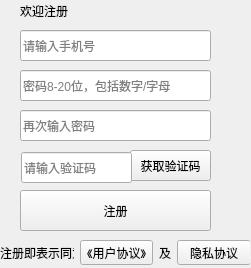
Qt form register.ui (lqp1229226252/BCICollectSubsystem) before a commit.
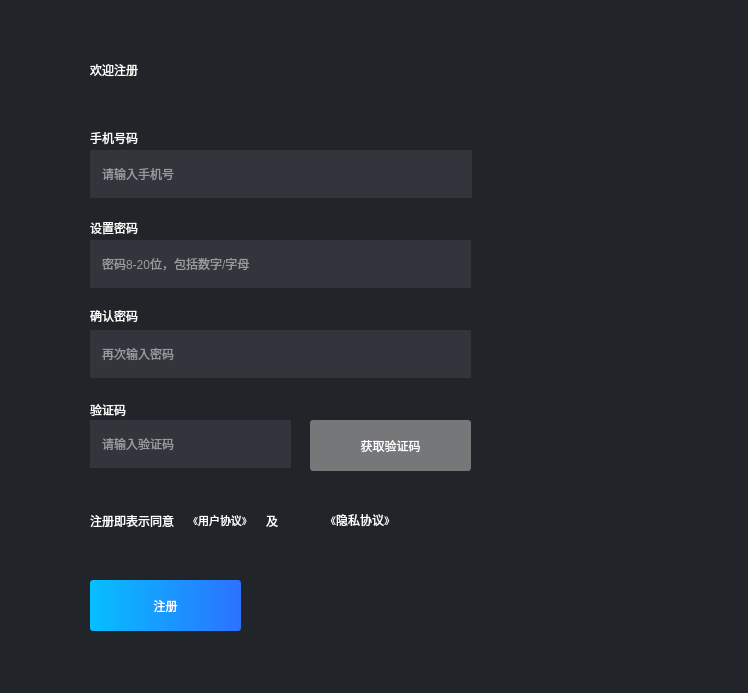
The same form after that commit.

Commit message: 登录界面的初始化，注册在mysql上

Diff of the .ui file:
```diff
--- a/register.ui
+++ b/register.ui
@@ -6,38 +6,72 @@
    <rect>
     <x>0</x>
     <y>0</y>
-    <width>251</width>
-    <height>268</height>
+    <width>748</width>
+    <height>693</height>
    </rect>
   </property>
   <property name="windowTitle">
-   <string>Form</string>
+   <string>创建您的账户</string>
+  </property>
+  <property name="styleSheet">
+   <string notr="true">*{
+	background-color: rgb(33, 36, 41);
+color:rgb(255, 255, 255);
+font: 8pt &quot;微软雅黑&quot;;
+}
+
+QLineEdit{
+	font: 10pt &quot;微软雅黑&quot;;
+	padding:10px;
+	background-color: rgb(50, 53, 60);
+	border: 0px;
+}
+
+QPushButton{
+	background-color: rgb(118, 119, 121);
+}</string>
   </property>
   <widget class="QLabel" name="label">
    <property name="geometry">
     <rect>
-     <x>20</x>
-     <y>0</y>
-     <width>91</width>
-     <height>21</height>
+     <x>90</x>
+     <y>40</y>
+     <width>201</width>
+     <height>61</height>
     </rect>
    </property>
    <property name="styleSheet">
     <string notr="true">font: 12pt &quot;Adobe 黑体 Std R&quot;;</string>
    </property>
    <property name="text">
-    <string>欢迎注册</string>
+    <string>&lt;html&gt;&lt;head/&gt;&lt;body&gt;&lt;p&gt;欢迎注册&lt;/p&gt;&lt;/body&gt;&lt;/html&gt;</string>
    </property>
   </widget>
   <widget class="QPushButton" name="pushButton_getVerification">
    <property name="geometry">
     <rect>
-     <x>130</x>
-     <y>150</y>
-     <width>81</width>
-     <height>31</height>
+     <x>310</x>
+     <y>420</y>
+     <width>161</width>
+     <height>51</height>
     </rect>
    </property>
+   <property name="styleSheet">
+    <string notr="true">
+QPushButton#pushButton_getVerification{
+	
+	background-color: rgb(118, 119, 121);
+	color: rgb(255, 255, 255);
+	border-radius:3px;		
+	font: 10pt &quot;Adobe 黑体 Std R&quot;;
+}
+QPushButton#pushButton_getVerification:pressed{
+	
+	background-color:rgb(140, 141, 143);
+	border-radius:3px;	
+	font: 10pt &quot;Adobe 黑体 Std R&quot;;
+}</string>
+   </property>
    <property name="text">
     <string>获取验证码</string>
    </property>
@@ -45,10 +79,10 @@
   <widget class="QWidget" name="layoutWidget">
    <property name="geometry">
     <rect>
-     <x>0</x>
-     <y>240</y>
-     <width>250</width>
-     <height>25</height>
+     <x>90</x>
+     <y>500</y>
+     <width>310</width>
+     <height>41</height>
     </rect>
    </property>
    <layout class="QHBoxLayout" name="horizontalLayout">
@@ -64,6 +98,15 @@
     </item>
     <item>
      <widget class="QPushButton" name="pushButton_userAgree">
+      <property name="font">
+       <font>
+        <family>微软雅黑</family>
+        <pointsize>8</pointsize>
+        <weight>9</weight>
+        <italic>false</italic>
+        <bold>false</bold>
+       </font>
+      </property>
       <property name="styleSheet">
        <string notr="true">font: 25 7.8pt &quot;Adobe 宋体 Std L&quot;;
 QPushButton
@@ -74,6 +117,9 @@
       <property name="text">
        <string>《用户协议》</string>
       </property>
+      <property name="flat">
+       <bool>true</bool>
+      </property>
      </widget>
     </item>
     <item>
@@ -96,7 +142,10 @@
 }</string>
       </property>
       <property name="text">
-       <string>隐私协议</string>
+       <string>《隐私协议》</string>
+      </property>
+      <property name="flat">
+       <bool>true</bool>
       </property>
      </widget>
     </item>
@@ -105,10 +154,10 @@
   <widget class="QLineEdit" name="lineEdit_phone">
    <property name="geometry">
     <rect>
-     <x>20</x>
-     <y>30</y>
-     <width>191</width>
-     <height>31</height>
+     <x>90</x>
+     <y>150</y>
+     <width>382</width>
+     <height>48</height>
     </rect>
    </property>
    <property name="placeholderText">
@@ -118,14 +167,35 @@
   <widget class="QPushButton" name="pushButton_register">
    <property name="geometry">
     <rect>
-     <x>20</x>
-     <y>190</y>
-     <width>191</width>
-     <height>41</height>
+     <x>90</x>
+     <y>580</y>
+     <width>151</width>
+     <height>51</height>
     </rect>
    </property>
    <property name="styleSheet">
-    <string notr="true">font: 12pt &quot;Adobe 黑体 Std R&quot;;</string>
+    <string notr="true">
+QPushButton#pushButton_register{
+	background-color: qlineargradient(spread:pad, x1:0, y1:0, x2:1, y2:0, stop:0  rgb(6, 191, 255), stop:1 rgb(44, 114, 255) );
+	color: rgb(255, 255, 255);
+	border-radius:3px;		
+	font: 12pt &quot;Adobe 黑体 Std R&quot;;
+}
+QPushButton#pushButton_register:hover{
+	background-color: qlineargradient(spread:pad, x1:0, y1:0, x2:1, y2:0, stop:0  rgb(20, 204, 255), stop:1 rgb(11, 141, 255) );
+	border-style:none;
+	border-radius:3px;
+	font: 12pt &quot;Adobe 黑体 Std R&quot;;
+}
+
+QPushButton#pushButton_register:pressed{
+	
+	background-color: qlineargradient(spread:pad, x1:0, y1:0, x2:1, y2:0, stop:0  rgb(20, 204, 255), stop:0.5 rgb(5, 191, 255), stop:1 rgb(11, 141, 255) );
+	border-style:none;
+	border-radius:3px;	
+	font: 12pt &quot;Adobe 黑体 Std R&quot;;
+}
+</string>
    </property>
    <property name="text">
     <string>注册</string>
@@ -134,12 +204,15 @@
   <widget class="QLineEdit" name="lineEdit_verification">
    <property name="geometry">
     <rect>
-     <x>21</x>
-     <y>152</y>
-     <width>111</width>
-     <height>31</height>
+     <x>90</x>
+     <y>420</y>
+     <width>201</width>
+     <height>48</height>
     </rect>
    </property>
+   <property name="text">
+    <string/>
+   </property>
    <property name="placeholderText">
     <string>请输入验证码</string>
    </property>
@@ -147,12 +220,15 @@
   <widget class="QLineEdit" name="lineEdit_password">
    <property name="geometry">
     <rect>
-     <x>20</x>
-     <y>70</y>
-     <width>191</width>
-     <height>31</height>
+     <x>90</x>
+     <y>240</y>
+     <width>381</width>
+     <height>48</height>
     </rect>
    </property>
+   <property name="echoMode">
+    <enum>QLineEdit::Password</enum>
+   </property>
    <property name="placeholderText">
     <string>密码8-20位，包括数字/字母</string>
    </property>
@@ -160,16 +236,71 @@
   <widget class="QLineEdit" name="lineEdit_repassword">
    <property name="geometry">
     <rect>
-     <x>20</x>
-     <y>110</y>
-     <width>191</width>
-     <height>31</height>
+     <x>90</x>
+     <y>330</y>
+     <width>381</width>
+     <height>48</height>
     </rect>
    </property>
+   <property name="echoMode">
+    <enum>QLineEdit::Password</enum>
+   </property>
    <property name="placeholderText">
     <string>再次输入密码</string>
    </property>
   </widget>
+  <widget class="QLabel" name="label_4">
+   <property name="geometry">
+    <rect>
+     <x>90</x>
+     <y>130</y>
+     <width>61</width>
+     <height>16</height>
+    </rect>
+   </property>
+   <property name="text">
+    <string>手机号码</string>
+   </property>
+  </widget>
+  <widget class="QLabel" name="label_5">
+   <property name="geometry">
+    <rect>
+     <x>90</x>
+     <y>220</y>
+     <width>61</width>
+     <height>16</height>
+    </rect>
+   </property>
+   <property name="text">
+    <string>设置密码</string>
+   </property>
+  </widget>
+  <widget class="QLabel" name="label_6">
+   <property name="geometry">
+    <rect>
+     <x>90</x>
+     <y>306</y>
+     <width>61</width>
+     <height>20</height>
+    </rect>
+   </property>
+   <property name="text">
+    <string>确认密码</string>
+   </property>
+  </widget>
+  <widget class="QLabel" name="label_7">
+   <property name="geometry">
+    <rect>
+     <x>90</x>
+     <y>400</y>
+     <width>61</width>
+     <height>20</height>
+    </rect>
+   </property>
+   <property name="text">
+    <string>验证码</string>
+   </property>
+  </widget>
  </widget>
  <resources/>
  <connections/>
```
Left out of the diff: 10 changed lines with no effect on the pictures. The commit also changes 52 other files.
